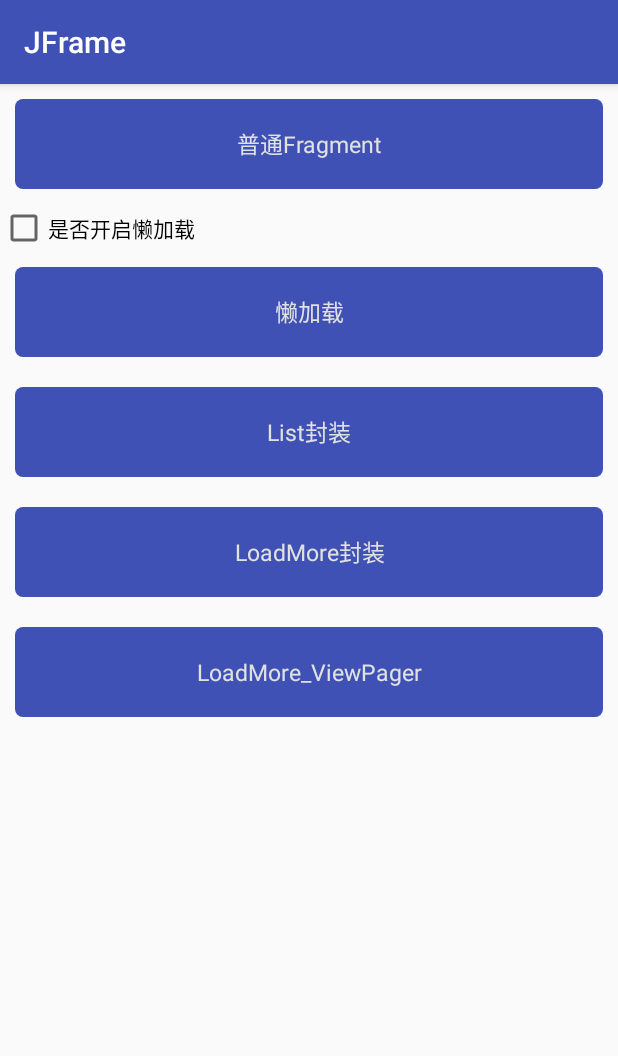
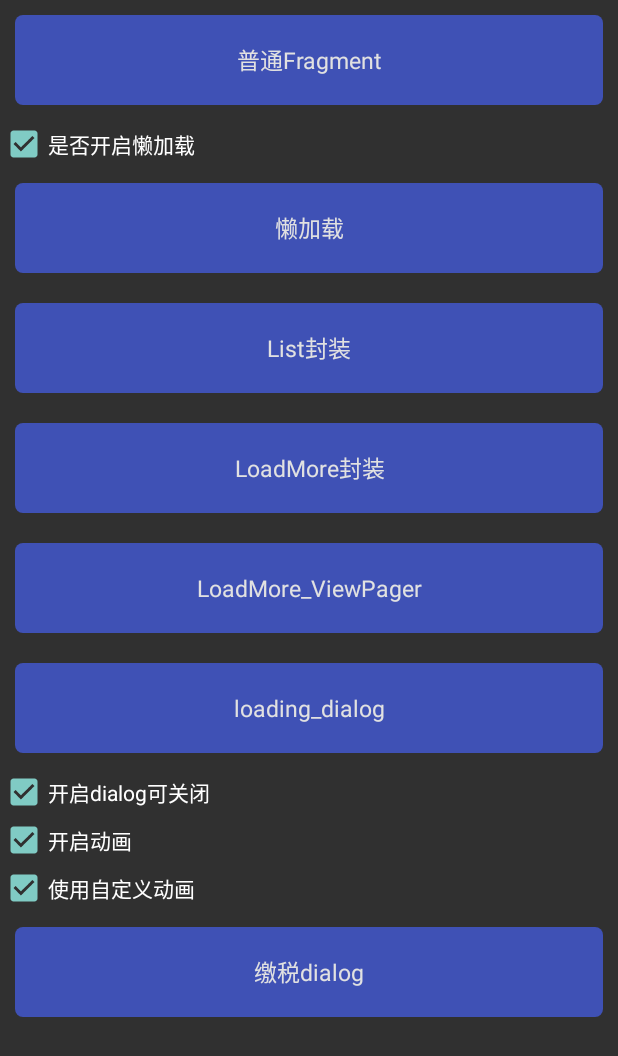
Before and after one commit to yyclang/JFrame, an Android app: the screen it shows after launch (FrameMainActivity), on a phone screen of 412 x 824 dp. Shown: the top 1056 px of the screen. Run offline under Robolectric (Android 15) with nearby library versions, the phone set to English and light mode, and no system bars.

Commit message:
1、增加dialog的封装

```diff
--- a/app/src/main/AndroidManifest.xml
+++ b/app/src/main/AndroidManifest.xml
@@ -10,7 +10,7 @@
         android:label="@string/app_name"
         android:roundIcon="@mipmap/ic_launcher_round"
         android:supportsRtl="true"
-        android:theme="@style/AppTheme">
+        android:theme="@style/Theme.AppCompat.NoActionBar">
         <activity android:name=".jframe.activity.FrameMainActivity">
             <intent-filter>
                 <action android:name="android.intent.action.MAIN" />
--- a/app/src/main/java/com/zinc/jframe/jframe/activity/FrameMainActivity.java
+++ b/app/src/main/java/com/zinc/jframe/jframe/activity/FrameMainActivity.java
@@ -10,8 +10,12 @@ import android.widget.TextView;
 
 import com.zinc.jframe.R;
 import com.zinc.jframe.jframe.fragment.JLoadMoreFragmentDemo.LoadMoreTestFragment;
+import com.zinc.jframe.jframe.fragment.dialogDemo.TaxDialogFragment;
 import com.zinc.libjframe.config.JFrameManager;
+import com.zinc.libjframe.utils.ToastUtil;
 import com.zinc.libjframe.view.activity.JBaseActivity;
+import com.zinc.libjframe.view.fragment.dialog.JBaseDialogFragment;
+import com.zinc.libjframe.view.fragment.dialog.JCommonLoadingFragment;
 
 /**
  * @author Jiang zinc
@@ -27,6 +31,9 @@ public class FrameMainActivity extends JBaseActivity implements View.OnClickList
     private TextView tvLoadMore;
 
     private CheckBox checkbox;
+    private CheckBox cb_close_enable;
+    private CheckBox cb_anim;
+    private CheckBox cb_myself_anim;
 
     @Override
     protected void onCreate(@Nullable Bundle savedInstanceState) {
@@ -48,12 +55,17 @@ public class FrameMainActivity extends JBaseActivity implements View.OnClickList
         tvLoadMore = (TextView) findViewById(R.id.tv_load_more);
 
         checkbox = (CheckBox) findViewById(R.id.checkbox);
+        cb_close_enable = (CheckBox) findViewById(R.id.cb_close_enable);
+        cb_anim = (CheckBox) findViewById(R.id.cb_anim);
+        cb_myself_anim = (CheckBox) findViewById(R.id.cb_myself_anim);
 
         tvOrdinary.setOnClickListener(this);
         tvLazy.setOnClickListener(this);
         tvList.setOnClickListener(this);
         tvLoadMore.setOnClickListener(this);
         findViewById(R.id.tv_load_more_view_pager).setOnClickListener(this);
+        findViewById(R.id.tv_loading_dialog).setOnClickListener(this);
+        findViewById(R.id.tv_tax).setOnClickListener(this);
     }
 
     @Override
@@ -92,6 +104,39 @@ public class FrameMainActivity extends JBaseActivity implements View.OnClickList
                 intent.putExtra("type", "tv_load_more_view_pager");
                 intent.putExtra("checked", checked);
                 break;
+
+            case R.id.tv_loading_dialog:
+                JCommonLoadingFragment fragment = JCommonLoadingFragment.newInstance();
+                fragment.show(this);
+                return;
+
+            case R.id.tv_tax:
+
+                TaxDialogFragment taxDialogFragment = TaxDialogFragment.newInstance("zinc");
+                taxDialogFragment.show(this);
+
+                if(!cb_close_enable.isChecked()){
+                    taxDialogFragment.setCancelable(false);
+                }
+
+                if(cb_anim.isChecked()){//开启动画
+
+                    if(cb_myself_anim.isChecked()){
+                        taxDialogFragment.setAnim(R.style.MyTaxDialogAnim);
+                    }else{
+                        /**
+                         * 将动画置为JBaseDialogFragment.NONE，或是不使用此方法，默认使用{@link JFrameManager#getDialogAnim()}的动画
+                         */
+
+                        taxDialogFragment.setAnim(JBaseDialogFragment.NONE);
+                    }
+
+                }else{
+                    //关闭动画
+                    taxDialogFragment.closeAnim();
+                }
+
+                return;
         }
         startActivity(intent);
     }
--- /dev/null
+++ b/app/src/main/res/anim/tax_enter_anim.xml
@@ -0,0 +1,11 @@
+<?xml version="1.0" encoding="utf-8"?>
+<set xmlns:android="http://schemas.android.com/apk/res/android"
+    android:interpolator="@android:anim/accelerate_interpolator"
+    android:shareInterpolator="true"  >
+
+    <translate
+        android:duration="@android:integer/config_mediumAnimTime"
+        android:fromYDelta="-100%p"
+        android:toYDelta="0%p" />
+
+</set>
--- /dev/null
+++ b/app/src/main/res/anim/tax_exit_anim.xml
@@ -0,0 +1,9 @@
+<?xml version="1.0" encoding="utf-8"?>
+<set xmlns:android="http://schemas.android.com/apk/res/android"
+    android:interpolator="@android:anim/accelerate_interpolator"
+    android:shareInterpolator="true">
+    <translate
+        android:duration="@android:integer/config_mediumAnimTime"
+        android:fromYDelta="0%p"
+        android:toYDelta="-100%p" />
+</set>
--- a/app/src/main/res/layout/activity_frame_activity.xml
+++ b/app/src/main/res/layout/activity_frame_activity.xml
@@ -22,8 +22,8 @@
                 android:id="@+id/checkbox"
                 android:layout_width="wrap_content"
                 android:layout_height="wrap_content"
-                android:text="是否开启懒加载"
-                />
+                android:checked="true"
+                android:text="是否开启懒加载" />
 
             <TextView
                 android:id="@+id/tv_lazy"
@@ -45,6 +45,37 @@
                 style="@style/ItemRoundStyle"
                 android:text="LoadMore_ViewPager" />
 
+            <TextView
+                android:id="@+id/tv_loading_dialog"
+                style="@style/ItemRoundStyle"
+                android:text="loading_dialog" />
+
+            <CheckBox
+                android:id="@+id/cb_close_enable"
+                android:layout_width="wrap_content"
+                android:layout_height="wrap_content"
+                android:checked="true"
+                android:text="开启dialog可关闭" />
+
+            <CheckBox
+                android:id="@+id/cb_anim"
+                android:layout_width="wrap_content"
+                android:layout_height="wrap_content"
+                android:checked="true"
+                android:text="开启动画" />
+
+            <CheckBox
+                android:id="@+id/cb_myself_anim"
+                android:layout_width="wrap_content"
+                android:layout_height="wrap_content"
+                android:checked="true"
+                android:text="使用自定义动画" />
+
+            <TextView
+                android:id="@+id/tv_tax"
+                style="@style/ItemRoundStyle"
+                android:text="缴税dialog" />
+
         </LinearLayout>
 
     </ScrollView>
--- a/app/src/main/res/values/styles.xml
+++ b/app/src/main/res/values/styles.xml
@@ -18,4 +18,9 @@
         <item name="android:textSize">15dp</item>
     </style>
 
+    <style name="MyTaxDialogAnim">
+        <item name="android:windowEnterAnimation">@anim/tax_enter_anim</item>
+        <item name="android:windowExitAnimation">@anim/tax_exit_anim</item>
+    </style>
+
 </resources>
--- a/lib.jframe/src/main/java/com/zinc/libjframe/view/fragment/JListFragment.java
+++ b/lib.jframe/src/main/java/com/zinc/libjframe/view/fragment/JListFragment.java
@@ -19,7 +19,7 @@ import com.zinc.libjframe.callback.IStateListener;
 /**
  * @author Jiang zinc
  * @date 创建时间：2018/4/21
- * @description
+ * @description 带刷新的listFragment
  */
 
 public abstract class JListFragment extends JLazyFragment implements IStateListener {
--- a/lib.jframe/src/main/java/com/zinc/libjframe/view/fragment/JLoadMoreFragment.java
+++ b/lib.jframe/src/main/java/com/zinc/libjframe/view/fragment/JLoadMoreFragment.java
@@ -19,7 +19,7 @@ import com.zinc.libjframe.callback.IStateListener;
 /**
  * @author Jiang zinc
  * @date 创建时间：2018/4/22
- * @description
+ * @description 带上拉加载和刷新的fragment
  */
 
 public abstract class JLoadMoreFragment extends JListFragment {
--- /dev/null
+++ b/lib.jframe/src/main/res/anim/j_dialog_defalut_enter_anim.xml
@@ -0,0 +1,14 @@
+<?xml version="1.0" encoding="utf-8"?>
+<set xmlns:android="http://schemas.android.com/apk/res/android">
+
+    <translate
+        android:duration="@android:integer/config_mediumAnimTime"
+        android:fromYDelta="100%p"
+        android:toYDelta="0%p" />
+
+    <alpha
+        android:duration="@android:integer/config_mediumAnimTime"
+        android:fromAlpha="0.0"
+        android:toAlpha="1.0" />
+
+</set>
--- /dev/null
+++ b/lib.jframe/src/main/res/anim/j_dialog_defalut_exit_anim.xml
@@ -0,0 +1,12 @@
+<?xml version="1.0" encoding="utf-8"?>
+<set xmlns:android="http://schemas.android.com/apk/res/android">
+    <translate
+        android:duration="@android:integer/config_mediumAnimTime"
+        android:fromYDelta="0%p"
+        android:toYDelta="100%p" />
+
+    <alpha
+        android:duration="@android:integer/config_mediumAnimTime"
+        android:fromAlpha="1.0"
+        android:toAlpha="0.3" />
+</set>
--- /dev/null
+++ b/lib.jframe/src/main/res/values/styles.xml
@@ -0,0 +1,19 @@
+<?xml version="1.0" encoding="utf-8"?>
+<resources>
+
+    <style name="JFrameDialog" parent="@android:style/Theme.Dialog">
+        <item name="android:windowBackground">@android:color/transparent</item>
+        <item name="android:windowContentOverlay">@null</item>
+        <item name="android:windowTitleStyle">@null</item>
+        <item name="android:colorBackgroundCacheHint">@null</item>
+        <item name="android:windowAnimationStyle">@android:style/Animation.Dialog</item>
+        <item name="android:windowSoftInputMode">stateUnspecified|adjustPan</item>
+        <item name="android:gravity">center</item>
+    </style>
+
+    <style name="JFrameDialogDefaultAnim">
+        <item name="android:windowEnterAnimation">@anim/j_dialog_defalut_enter_anim</item>
+        <item name="android:windowExitAnimation">@anim/j_dialog_defalut_exit_anim</item>
+    </style>
+
+</resources>
```
Also changed, not shown: app/src/main/java/com/zinc/jframe/jframe/fragment/dialogDemo/TaxDialogFragment.java (added, +55 -0 lines), app/src/main/res/drawable/shape_tax_bg.xml (added, +7 -0 lines), app/src/main/res/layout/fragment_tax_dialog.xml (added, +133 -0 lines), lib.jframe/src/main/java/com/zinc/libjframe/config/JFrameManager.java (+13 -0 lines), lib.jframe/src/main/java/com/zinc/libjframe/view/fragment/JBaseFragment.java (+0 -8 lines), lib.jframe/src/main/java/com/zinc/libjframe/view/fragment/dialog/JBaseDialogFragment.java (added, +139 -0 lines), lib.jframe/src/main/java/com/zinc/libjframe/view/fragment/dialog/JCommonLoadingFragment.java (added, +56 -0 lines), lib.jframe/src/main/res/layout/j_fragment_loading.xml (added, +12 -0 lines).
